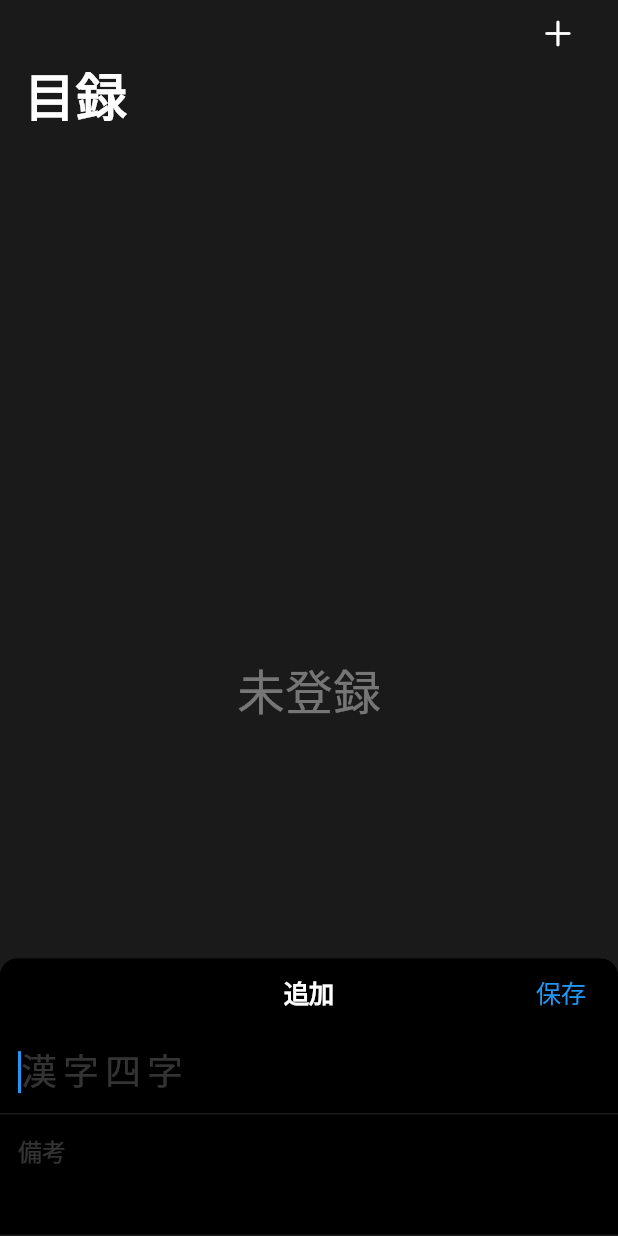
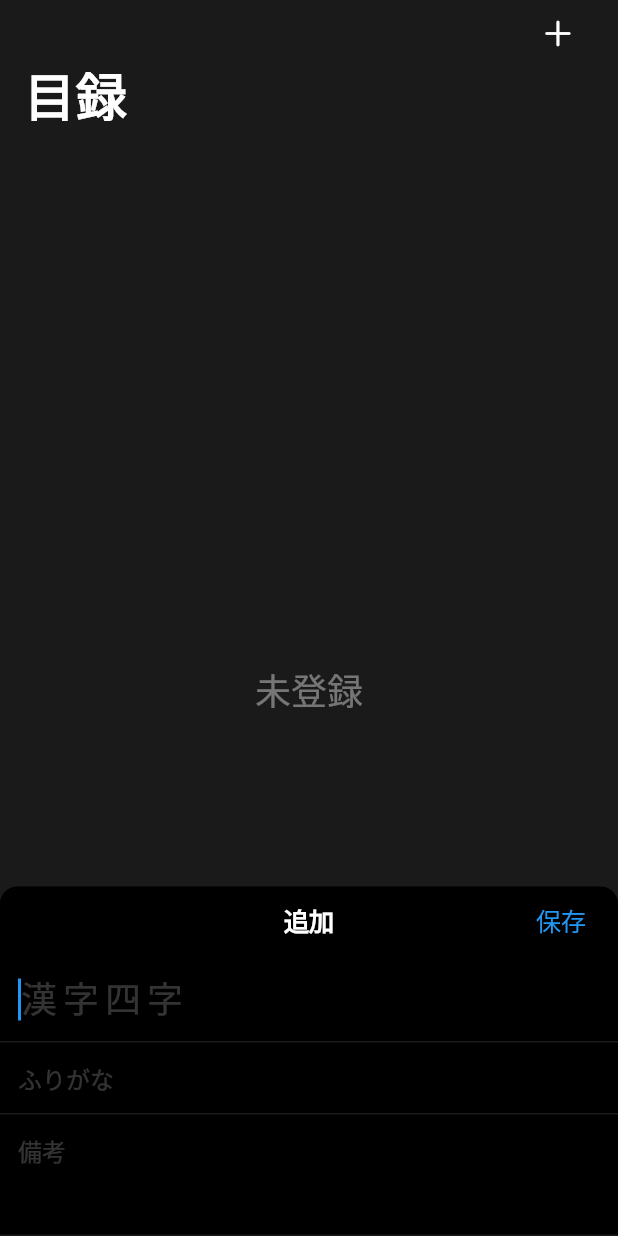
Before and after one commit to uniwasa/yoji, a Flutter app: the screen it shows after launch, after a tap on an icon or button, on a phone screen of 412 x 824 dp. Run offline on Flutter 3.47's test engine with Material 2 defaults, Android fonts, the phone set to English and light mode, and no system bars; our stand-ins replace flutter_hooks, freezed_annotation, google_fonts, hive, hive_flutter, hooks_riverpod and 1 more; accounts and stored records are empty.

Commit message:
✨ ふりがなと備考の項目の追加

```diff
--- a/lib/data/model/idiom.dart
+++ b/lib/data/model/idiom.dart
@@ -12,6 +12,8 @@ class Idiom with _$Idiom {
   @HiveType(typeId: 0, adapterName: 'IdiomAdapter')
   const factory Idiom({
     @HiveField(0) required String text,
+    @HiveField(1) required String? kana,
+    @HiveField(2) required String? note,
   }) = _Idiom;
 
   factory Idiom.fromJson(Map<String, dynamic> json) => _$IdiomFromJson(json);
--- a/lib/ui/home/home_controller.dart
+++ b/lib/ui/home/home_controller.dart
@@ -34,9 +34,4 @@ class HomeController extends StateNotifier<AsyncValue<List<Idiom>>> {
   void refresh() {
     state = AsyncData(_read(idiomRepositoryProvider).getIdioms());
   }
-
-  void addIdiom(String text) {
-    final idiom = Idiom(text: text);
-    _read(idiomRepositoryProvider).addIdiom(idiom);
-  }
 }
--- a/lib/ui/home/home_page.dart
+++ b/lib/ui/home/home_page.dart
@@ -36,7 +36,7 @@ class HomePage extends ConsumerWidget {
                     child: Text(
                       '未登録',
                       style: TextStyle(
-                          fontSize: 32, color: Colors.white.withOpacity(0.4)),
+                          fontSize: 24, color: Colors.white.withOpacity(0.4)),
                     ),
                   ),
                 )
--- a/lib/ui/home/idiom_edit/idiom_edit_page.dart
+++ b/lib/ui/home/idiom_edit/idiom_edit_page.dart
@@ -28,7 +28,10 @@ class IdiomEditPage extends ConsumerWidget {
               builder: (context) {
                 final textController =
                     useTextEditingController(text: idiom?.text ?? '');
-                final noteController = useTextEditingController();
+                final kanaController =
+                    useTextEditingController(text: idiom?.kana ?? '');
+                final noteController =
+                    useTextEditingController(text: idiom?.note ?? '');
 
                 return Padding(
                   padding: EdgeInsets.only(
@@ -63,8 +66,11 @@ class IdiomEditPage extends ConsumerWidget {
                             child: const Text('保存'),
                             onPressed: () {
                               if (_formKey.currentState!.validate()) {
-                                final newIdiom =
-                                    Idiom(text: textController.text);
+                                final newIdiom = Idiom(
+                                  text: textController.text,
+                                  kana: kanaController.text,
+                                  note: noteController.text,
+                                );
                                 ref
                                     .read(idiomEditControllerProvider(_index)
                                         .notifier)
@@ -77,18 +83,28 @@ class IdiomEditPage extends ConsumerWidget {
                         TextFormField(
                           controller: textController,
                           autofocus: true,
-                          autovalidateMode: AutovalidateMode.onUserInteraction,
-                          validator: (final String? value) {
-                            if (!_validateIdiom(value)) return '漢字四字で入力ください';
-                          },
+                          decoration: _inputDecoration('漢字四字'),
                           style:
                               const TextStyle(fontSize: 24, letterSpacing: 4.0),
-                          decoration: _inputDecoration('漢字四字'),
+                          autovalidateMode: AutovalidateMode.onUserInteraction,
+                          validator: (final String? value) =>
+                              _validateIdiom(value),
                         ),
-                        TextField(
+                        TextFormField(
+                          controller: kanaController,
+                          decoration: _inputDecoration('ふりがな'),
+                          autovalidateMode: AutovalidateMode.onUserInteraction,
+                          validator: (final String? value) =>
+                              _validateKana(value),
+                        ),
+                        TextFormField(
+                          controller: noteController,
                           minLines: 3,
                           maxLines: 3,
                           decoration: _inputDecoration('備考'),
+                          autovalidateMode: AutovalidateMode.onUserInteraction,
+                          validator: (final String? value) =>
+                              _validateNote(value),
                         ),
                       ],
                     ),
@@ -123,8 +139,24 @@ class IdiomEditPage extends ConsumerWidget {
     );
   }
 
-  bool _validateIdiom(final String? value) {
-    if (value == null) return false;
-    return RegExp(r"^\p{Script=Hani}{4}$", unicode: true).hasMatch(value);
+  String? _validateIdiom(final String? value) {
+    if (value != null &&
+        RegExp(r"^\p{Script=Hani}{4}$", unicode: true).hasMatch(value)) {
+      return null;
+    }
+    return '漢字四字で入力ください';
+  }
+
+  String? _validateKana(final String? value) {
+    if (value != null &&
+        RegExp(r"^\p{Script=Hira}{0,40}$", unicode: true).hasMatch(value)) {
+      return null;
+    }
+    return 'ひらがな四十字以内で入力ください';
+  }
+
+  String? _validateNote(final String? value) {
+    if (value != null && value.length <= 200) return null;
+    return '二百字以内で入力ください';
   }
 }
```
Also changed, not shown: lib/data/model/idiom.freezed.dart, lib/data/model/idiom.g.dart.
